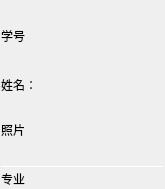
First picture: the form in form/stuwidget.ui, repository onefacepass/onefacepass, before the edit.
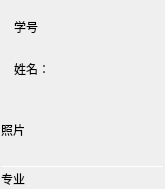
Second picture: the form after the edit.

Commit message: 图标字体

What changed in the file:
```diff
--- a/form/stuwidget.ui
+++ b/form/stuwidget.ui
@@ -37,10 +37,7 @@
        <verstretch>0</verstretch>
       </sizepolicy>
      </property>
-     <layout class="QVBoxLayout" name="verticalLayout_2">
-      <property name="spacing">
-       <number>5</number>
-      </property>
+     <layout class="QGridLayout" name="gridLayout_2">
       <property name="leftMargin">
        <number>0</number>
       </property>
@@ -53,8 +50,14 @@
       <property name="bottomMargin">
        <number>0</number>
       </property>
-      <item>
+      <item row="0" column="1">
        <widget class="QLabel" name="labID">
+        <property name="maximumSize">
+         <size>
+          <width>16777215</width>
+          <height>20</height>
+         </size>
+        </property>
         <property name="text">
          <string>学号</string>
         </property>
@@ -63,7 +66,7 @@
         </property>
        </widget>
       </item>
-      <item>
+      <item row="1" column="1">
        <widget class="QLabel" name="labName">
         <property name="sizePolicy">
          <sizepolicy hsizetype="Expanding" vsizetype="Expanding">
@@ -88,6 +91,20 @@
         </property>
        </widget>
       </item>
+      <item row="0" column="0">
+       <widget class="QLabel" name="labIconId">
+        <property name="text">
+         <string/>
+        </property>
+       </widget>
+      </item>
+      <item row="1" column="0">
+       <widget class="QLabel" name="labIconName">
+        <property name="text">
+         <string/>
+        </property>
+       </widget>
+      </item>
      </layout>
     </widget>
    </item>
```
The commit also changes 1 other file.
